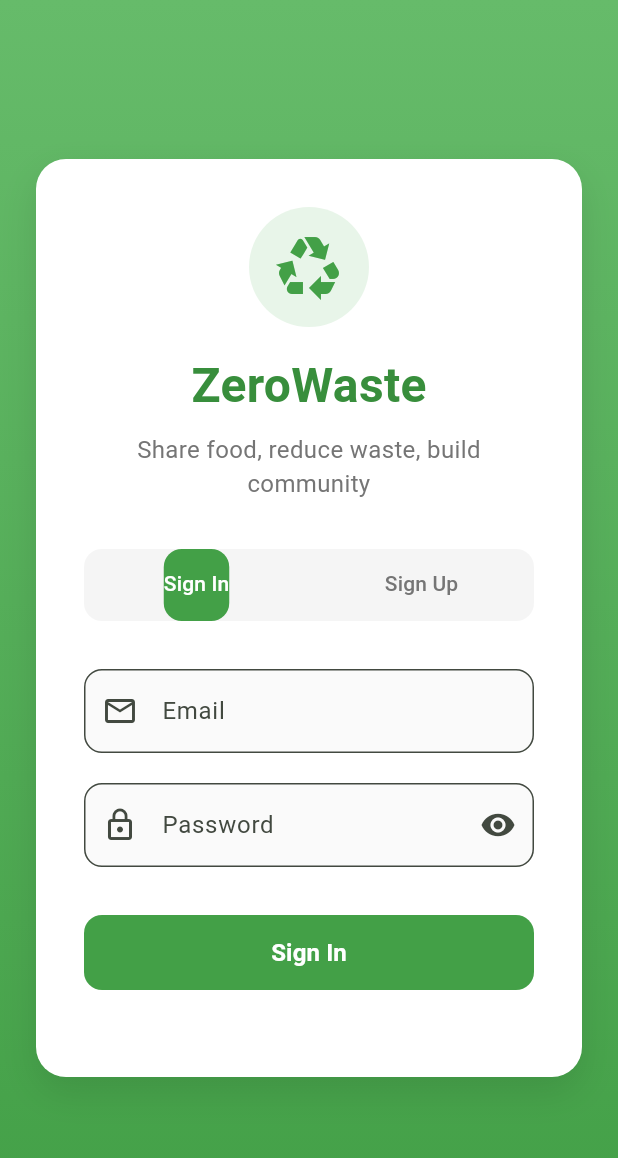
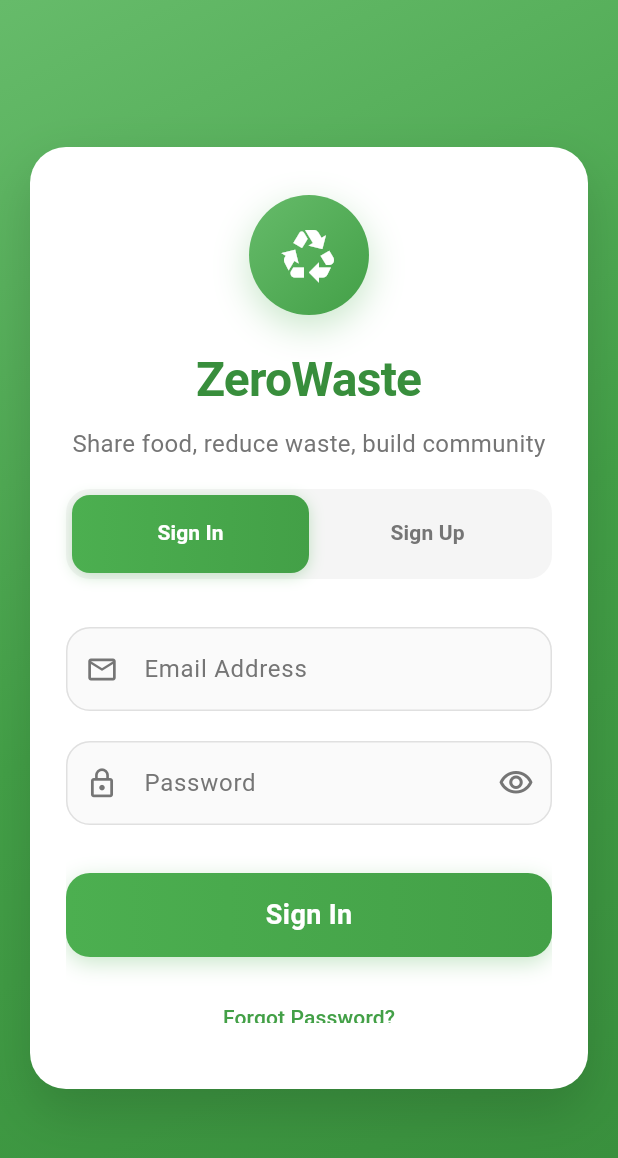
Before and after one commit to taqitazwar/gr06-zerowaste-25-intersession, a Flutter app: the screen it shows after launch, on a phone screen of 412 x 824 dp. Shown: the top 1158 px of the screen. Run offline on Flutter 3.47's test engine with Material 3 defaults, Android fonts, the phone set to English and light mode, and no system bars; our stand-ins replace cloud_firestore, firebase_auth, firebase_core, firebase_storage, image_picker; accounts and stored records are empty.

Commit message:
Updated auth screen design

```diff
--- a/lib/views/auth_screen.dart
+++ b/lib/views/auth_screen.dart
@@ -37,7 +37,7 @@ class _AuthScreenState extends State<AuthScreen> with TickerProviderStateMixin {
     super.initState();
     _tabController = TabController(length: 2, vsync: this);
     _animationController = AnimationController(
-      duration: const Duration(milliseconds: 1500),
+      duration: const Duration(milliseconds: 1200),
       vsync: this,
     );
     _fadeAnimation = Tween<double>(begin: 0.0, end: 1.0).animate(
@@ -199,15 +199,19 @@ class _AuthScreenState extends State<AuthScreen> with TickerProviderStateMixin {
 
   @override
   Widget build(BuildContext context) {
+    final screenHeight = MediaQuery.of(context).size.height;
+    final keyboardVisible = MediaQuery.of(context).viewInsets.bottom > 0;
+
     return Scaffold(
       body: Container(
         decoration: BoxDecoration(
           gradient: LinearGradient(
-            begin: Alignment.topCenter,
-            end: Alignment.bottomCenter,
+            begin: Alignment.topLeft,
+            end: Alignment.bottomRight,
             colors: [
               Colors.green[400]!,
               Colors.green[600]!,
+              Colors.green[700]!,
             ],
           ),
         ),
@@ -216,17 +220,24 @@ class _AuthScreenState extends State<AuthScreen> with TickerProviderStateMixin {
             opacity: _fadeAnimation,
             child: Center(
               child: SingleChildScrollView(
-                padding: const EdgeInsets.all(24),
+                padding: EdgeInsets.symmetric(
+                  horizontal: 20,
+                  vertical: keyboardVisible ? 20 : 40,
+                ),
                 child: Container(
-                  constraints: const BoxConstraints(maxWidth: 400),
+                  constraints: const BoxConstraints(
+                    maxWidth: 420,
+                    minHeight: 500,
+                  ),
                   decoration: BoxDecoration(
                     color: Colors.white,
-                    borderRadius: BorderRadius.circular(20),
+                    borderRadius: BorderRadius.circular(24),
                     boxShadow: [
                       BoxShadow(
-                        color: Colors.black.withOpacity(0.1),
-                        blurRadius: 20,
-                        offset: const Offset(0, 10),
+                        color: Colors.black.withOpacity(0.15),
+                        blurRadius: 30,
+                        offset: const Offset(0, 15),
+                        spreadRadius: 0,
                       ),
                     ],
                   ),
@@ -237,7 +248,7 @@ class _AuthScreenState extends State<AuthScreen> with TickerProviderStateMixin {
                       _buildTabBar(),
                       _buildTabContent(),
                       if (_errorMessage != null) _buildErrorMessage(),
-                      const SizedBox(height: 24),
+                      const SizedBox(height: 20),
                     ],
                   ),
                 ),
@@ -251,28 +262,44 @@ class _AuthScreenState extends State<AuthScreen> with TickerProviderStateMixin {
 
   Widget _buildHeader() {
     return Container(
-      padding: const EdgeInsets.all(32),
+      padding: const EdgeInsets.fromLTRB(24, 32, 24, 20),
       child: Column(
         children: [
           Container(
-            padding: const EdgeInsets.all(16),
+            width: 80,
+            height: 80,
             decoration: BoxDecoration(
-              color: Colors.green[50],
+              gradient: LinearGradient(
+                begin: Alignment.topLeft,
+                end: Alignment.bottomRight,
+                colors: [
+                  Colors.green[400]!,
+                  Colors.green[600]!,
+                ],
+              ),
               shape: BoxShape.circle,
+              boxShadow: [
+                BoxShadow(
+                  color: Colors.green.withOpacity(0.3),
+                  blurRadius: 20,
+                  offset: const Offset(0, 8),
                 ),
-            child: Icon(
+              ],
+            ),
+            child: const Icon(
               Icons.recycling,
-              size: 48,
-              color: Colors.green[600],
+              size: 40,
+              color: Colors.white,
             ),
           ),
-          const SizedBox(height: 16),
+          const SizedBox(height: 20),
           Text(
             'ZeroWaste',
             style: TextStyle(
               fontSize: 32,
               fontWeight: FontWeight.bold,
               color: Colors.green[700],
+              letterSpacing: -0.5,
             ),
           ),
           const SizedBox(height: 8),
@@ -281,6 +308,7 @@ class _AuthScreenState extends State<AuthScreen> with TickerProviderStateMixin {
             style: TextStyle(
               fontSize: 16,
               color: Colors.grey[600],
+              height: 1.4,
             ),
             textAlign: TextAlign.center,
           ),
@@ -291,32 +319,52 @@ class _AuthScreenState extends State<AuthScreen> with TickerProviderStateMixin {
 
   Widget _buildTabBar() {
     return Container(
-      margin: const EdgeInsets.symmetric(horizontal: 32),
+      margin: const EdgeInsets.symmetric(horizontal: 24),
+      padding: const EdgeInsets.all(4),
       decoration: BoxDecoration(
         color: Colors.grey[100],
-        borderRadius: BorderRadius.circular(12),
+        borderRadius: BorderRadius.circular(16),
       ),
       child: TabBar(
         controller: _tabController,
         tabs: const [
-          Tab(text: 'Sign In'),
-          Tab(text: 'Sign Up'),
+          Tab(
+            height: 50,
+            child: Text('Sign In', style: TextStyle(fontWeight: FontWeight.w600)),
+          ),
+          Tab(
+            height: 50,
+            child: Text('Sign Up', style: TextStyle(fontWeight: FontWeight.w600)),
+          ),
         ],
         labelColor: Colors.white,
         unselectedLabelColor: Colors.grey[600],
         indicator: BoxDecoration(
-          color: Colors.green[600],
+          gradient: LinearGradient(
+            colors: [Colors.green[500]!, Colors.green[600]!],
+          ),
           borderRadius: BorderRadius.circular(12),
+          boxShadow: [
+            BoxShadow(
+              color: Colors.green.withOpacity(0.3),
+              blurRadius: 8,
+              offset: const Offset(0, 2),
             ),
+          ],
+        ),
+        indicatorSize: TabBarIndicatorSize.tab,
         dividerColor: Colors.transparent,
+        splashFactory: NoSplash.splashFactory,
+        overlayColor: MaterialStateProperty.all(Colors.transparent),
       ),
     );
   }
 
   Widget _buildTabContent() {
-    return Container(
-      height: _tabController.index == 0 ? 280 : 400,
-      padding: const EdgeInsets.all(32),
+    return AnimatedContainer(
+      duration: const Duration(milliseconds: 300),
+      height: _tabController.index == 0 ? 320 : 450,
+      padding: const EdgeInsets.all(24),
       child: TabBarView(
         controller: _tabController,
         children: [
@@ -332,65 +380,45 @@ class _AuthScreenState extends State<AuthScreen> with TickerProviderStateMixin {
       key: _signInFormKey,
       child: Column(
         children: [
-          TextFormField(
+          const SizedBox(height: 8),
+          _buildTextField(
             controller: _signInEmailController,
             validator: _validateEmail,
             keyboardType: TextInputType.emailAddress,
-            decoration: InputDecoration(
-              labelText: 'Email',
-              prefixIcon: const Icon(Icons.email_outlined),
-              border: OutlineInputBorder(
-                borderRadius: BorderRadius.circular(12),
-              ),
-              filled: true,
-              fillColor: Colors.grey[50],
-            ),
+            labelText: 'Email Address',
+            prefixIcon: Icons.email_outlined,
           ),
           const SizedBox(height: 20),
-          TextFormField(
+          _buildTextField(
             controller: _signInPasswordController,
             validator: _validatePassword,
             obscureText: _obscurePassword,
-            decoration: InputDecoration(
             labelText: 'Password',
-              prefixIcon: const Icon(Icons.lock_outline),
+            prefixIcon: Icons.lock_outline,
             suffixIcon: IconButton(
-                icon: Icon(_obscurePassword ? Icons.visibility : Icons.visibility_off),
+              icon: Icon(
+                _obscurePassword ? Icons.visibility_outlined : Icons.visibility_off_outlined,
+                color: Colors.grey[600],
+              ),
               onPressed: () => setState(() => _obscurePassword = !_obscurePassword),
-              ),
-              border: OutlineInputBorder(
-                borderRadius: BorderRadius.circular(12),
-              ),
-              filled: true,
-              fillColor: Colors.grey[50],
             ),
           ),
           const SizedBox(height: 32),
-          SizedBox(
-            width: double.infinity,
-            height: 50,
-            child: ElevatedButton(
+          _buildActionButton(
+            text: 'Sign In',
             onPressed: _isLoading ? null : _signIn,
-              style: ElevatedButton.styleFrom(
-                backgroundColor: Colors.green[600],
-                foregroundColor: Colors.white,
-                shape: RoundedRectangleBorder(
-                  borderRadius: BorderRadius.circular(12),
+            isLoading: _isLoading,
           ),
-                elevation: 0,
-              ),
-              child: _isLoading
-                  ? const SizedBox(
-                      height: 20,
-                      width: 20,
-                      child: CircularProgressIndicator(
-                        strokeWidth: 2,
-                        valueColor: AlwaysStoppedAnimation<Color>(Colors.white),
-                      ),
-                    )
-                  : const Text(
-                      'Sign In',
-                      style: TextStyle(fontSize: 16, fontWeight: FontWeight.w600),
+          const SizedBox(height: 16),
+          TextButton(
+            onPressed: () {
+              // Add forgot password functionality later
+            },
+            child: Text(
+              'Forgot Password?',
+              style: TextStyle(
+                color: Colors.green[600],
+                fontWeight: FontWeight.w500,
               ),
             ),
           ),
@@ -404,109 +432,173 @@ class _AuthScreenState extends State<AuthScreen> with TickerProviderStateMixin {
       key: _signUpFormKey,
       child: Column(
         children: [
-          TextFormField(
+          const SizedBox(height: 8),
+          _buildTextField(
             controller: _signUpNameController,
             validator: _validateName,
-            decoration: InputDecoration(
             labelText: 'Full Name',
-              prefixIcon: const Icon(Icons.person_outline),
-              border: OutlineInputBorder(
-                borderRadius: BorderRadius.circular(12),
+            prefixIcon: Icons.person_outline,
           ),
-              filled: true,
-              fillColor: Colors.grey[50],
-            ),
-          ),
-          const SizedBox(height: 16),
-          TextFormField(
+          const SizedBox(height: 18),
+          _buildTextField(
             controller: _signUpEmailController,
             validator: _validateEmail,
             keyboardType: TextInputType.emailAddress,
-            decoration: InputDecoration(
-              labelText: 'Email',
-              prefixIcon: const Icon(Icons.email_outlined),
-              border: OutlineInputBorder(
-                borderRadius: BorderRadius.circular(12),
+            labelText: 'Email Address',
+            prefixIcon: Icons.email_outlined,
           ),
-              filled: true,
-              fillColor: Colors.grey[50],
-            ),
-          ),
-          const SizedBox(height: 16),
-          TextFormField(
+          const SizedBox(height: 18),
+          _buildTextField(
             controller: _signUpPasswordController,
             validator: _validatePassword,
             obscureText: _obscurePassword,
-            decoration: InputDecoration(
             labelText: 'Password',
-              prefixIcon: const Icon(Icons.lock_outline),
+            prefixIcon: Icons.lock_outline,
             suffixIcon: IconButton(
-                icon: Icon(_obscurePassword ? Icons.visibility : Icons.visibility_off),
+              icon: Icon(
+                _obscurePassword ? Icons.visibility_outlined : Icons.visibility_off_outlined,
+                color: Colors.grey[600],
+              ),
               onPressed: () => setState(() => _obscurePassword = !_obscurePassword),
             ),
-              border: OutlineInputBorder(
-                borderRadius: BorderRadius.circular(12),
           ),
-              filled: true,
-              fillColor: Colors.grey[50],
-            ),
-          ),
-          const SizedBox(height: 16),
-          TextFormField(
+          const SizedBox(height: 18),
+          _buildTextField(
             controller: _confirmPasswordController,
             validator: _validateConfirmPassword,
             obscureText: _obscureConfirmPassword,
-            decoration: InputDecoration(
             labelText: 'Confirm Password',
-              prefixIcon: const Icon(Icons.lock_outline),
+            prefixIcon: Icons.lock_outline,
             suffixIcon: IconButton(
-                icon: Icon(_obscureConfirmPassword ? Icons.visibility : Icons.visibility_off),
+              icon: Icon(
+                _obscureConfirmPassword ? Icons.visibility_outlined : Icons.visibility_off_outlined,
+                color: Colors.grey[600],
+              ),
               onPressed: () => setState(() => _obscureConfirmPassword = !_obscureConfirmPassword),
-              ),
-              border: OutlineInputBorder(
-                borderRadius: BorderRadius.circular(12),
-              ),
-              filled: true,
-              fillColor: Colors.grey[50],
             ),
           ),
           const SizedBox(height: 32),
-          SizedBox(
-            width: double.infinity,
-            height: 50,
-            child: ElevatedButton(
+          _buildActionButton(
+            text: 'Create Account',
             onPressed: _isLoading ? null : _signUp,
-              style: ElevatedButton.styleFrom(
-                backgroundColor: Colors.green[600],
-                foregroundColor: Colors.white,
-                shape: RoundedRectangleBorder(
-                  borderRadius: BorderRadius.circular(12),
-                ),
-                elevation: 0,
-              ),
-              child: _isLoading
-                  ? const SizedBox(
-                      height: 20,
-                      width: 20,
-                      child: CircularProgressIndicator(
-                        strokeWidth: 2,
-                        valueColor: AlwaysStoppedAnimation<Color>(Colors.white),
-                      ),
-                    )
-                  : const Text(
-                      'Create Account',
-                      style: TextStyle(fontSize: 16, fontWeight: FontWeight.w600),
-                    ),
-            ),
+            isLoading: _isLoading,
           ),
         ],
       ),
     );
   }
 
+  Widget _buildTextField({
+    required TextEditingController controller,
+    required String? Function(String?) validator,
+    required String labelText,
+    required IconData prefixIcon,
+    TextInputType? keyboardType,
+    bool obscureText = false,
+    Widget? suffixIcon,
+  }) {
+    return TextFormField(
+      controller: controller,
+      validator: validator,
+      keyboardType: keyboardType,
+      obscureText: obscureText,
+      style: const TextStyle(fontSize: 16),
+      decoration: InputDecoration(
+        labelText: labelText,
+        labelStyle: TextStyle(
+          color: Colors.grey[600],
+          fontSize: 16,
+        ),
+        prefixIcon: Icon(
+          prefixIcon,
+          color: Colors.grey[600],
+          size: 22,
+        ),
+        suffixIcon: suffixIcon,
+        border: OutlineInputBorder(
+          borderRadius: BorderRadius.circular(16),
+          borderSide: BorderSide(color: Colors.grey[300]!),
+        ),
+        enabledBorder: OutlineInputBorder(
+          borderRadius: BorderRadius.circular(16),
+          borderSide: BorderSide(color: Colors.grey[300]!),
+        ),
+        focusedBorder: OutlineInputBorder(
+          borderRadius: BorderRadius.circular(16),
+          borderSide: BorderSide(color: Colors.green[500]!, width: 2),
+        ),
+        errorBorder: OutlineInputBorder(
+          borderRadius: BorderRadius.circular(16),
+          borderSide: const BorderSide(color: Colors.red, width: 2),
+        ),
+        focusedErrorBorder: OutlineInputBorder(
+          borderRadius: BorderRadius.circular(16),
+          borderSide: const BorderSide(color: Colors.red, width: 2),
+        ),
+        filled: true,
+        fillColor: Colors.grey[50],
+        contentPadding: const EdgeInsets.symmetric(horizontal: 16, vertical: 16),
+      ),
+    );
+  }
+
+  Widget _buildActionButton({
+    required String text,
+    required VoidCallback? onPressed,
+    required bool isLoading,
+  }) {
+    return Container(
+      width: double.infinity,
+      height: 56,
+      decoration: BoxDecoration(
+        gradient: LinearGradient(
+          colors: onPressed != null
+              ? [Colors.green[500]!, Colors.green[600]!]
+              : [Colors.grey[300]!, Colors.grey[400]!],
+        ),
+        borderRadius: BorderRadius.circular(16),
+        boxShadow: onPressed != null
+            ? [
+                BoxShadow(
+                  color: Colors.green.withOpacity(0.3),
+                  blurRadius: 12,
+                  offset: const Offset(0, 4),
+                ),
+              ]
+            : null,
+      ),
+      child: Material(
+        color: Colors.transparent,
+        child: InkWell(
+          onTap: onPressed,
+          borderRadius: BorderRadius.circular(16),
+          child: Center(
+            child: isLoading
+                ? const SizedBox(
+                    height: 24,
+                    width: 24,
+                    child: CircularProgressIndicator(
+                      strokeWidth: 3,
+                      valueColor: AlwaysStoppedAnimation<Color>(Colors.white),
+                    ),
+                  )
+                : Text(
+                    text,
+                    style: const TextStyle(
+                      fontSize: 18,
+                      fontWeight: FontWeight.w600,
+                      color: Colors.white,
+                    ),
+                  ),
+          ),
+        ),
+      ),
+    );
+  }
+
   Widget _buildErrorMessage() {
     return Container(
-      margin: const EdgeInsets.fromLTRB(32, 16, 32, 0),
+      margin: const EdgeInsets.fromLTRB(24, 16, 24, 0),
       padding: const EdgeInsets.all(16),
       decoration: BoxDecoration(
         color: Colors.red[50],
```
Lines whose indentation alone changed are shown as unchanged.
